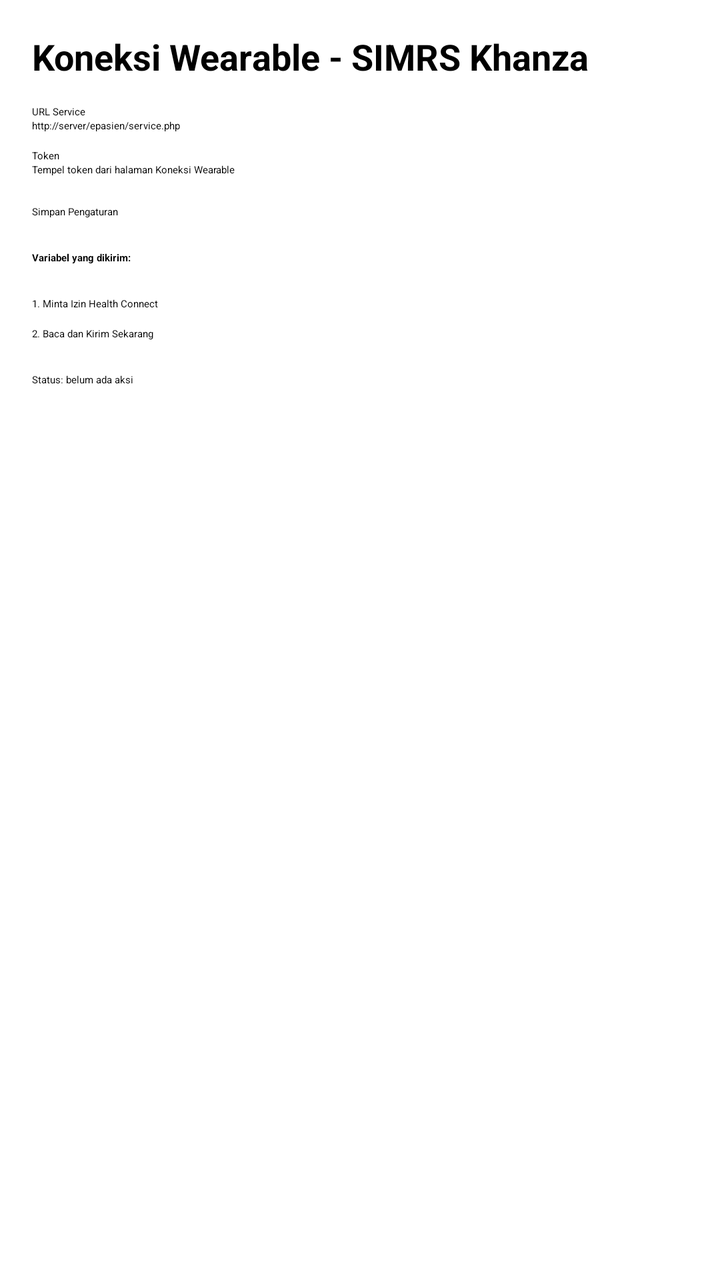
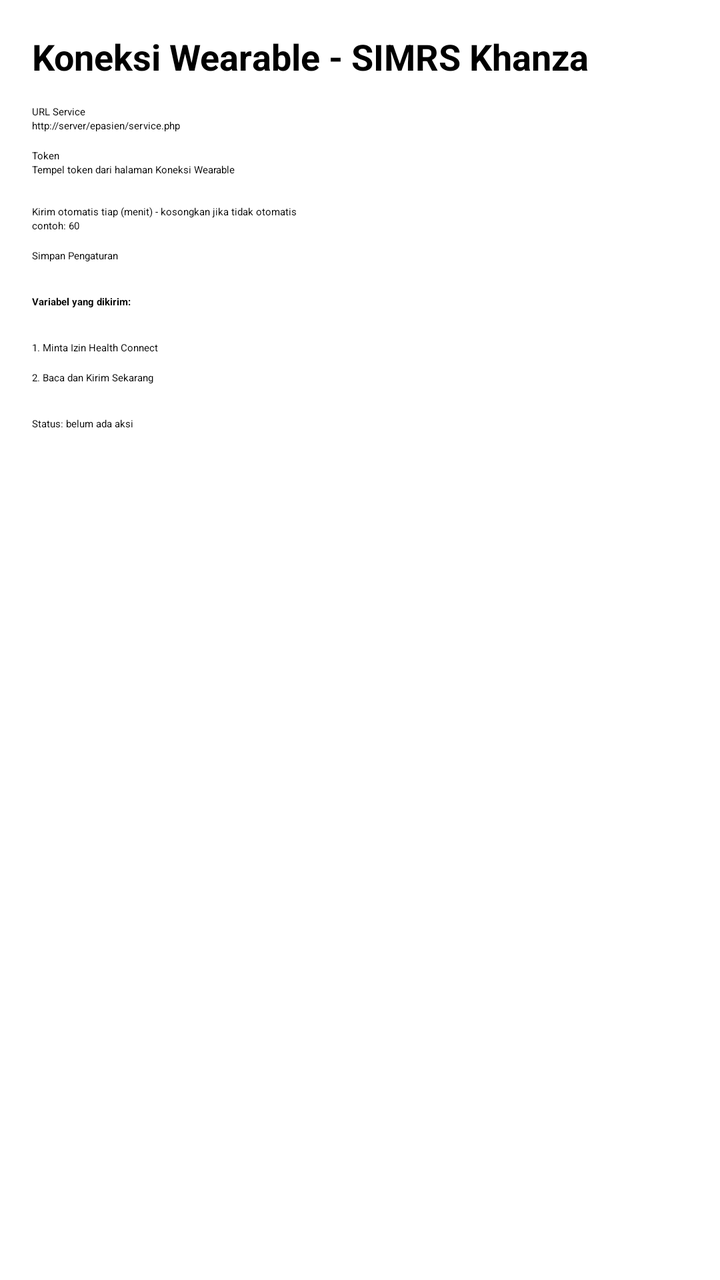

Before-and-after screenshots of an Android layout around one commit, followed by the original layout XML and the change that was made.
<!-- AndroidManifest.xml: application theme Theme.Wearable -->
<!-- res/layout/activity_main.xml -->
<?xml version="1.0" encoding="utf-8"?>
<ScrollView xmlns:android="http://schemas.android.com/apk/res/android"
    android:layout_width="match_parent"
    android:layout_height="match_parent"
    android:padding="16dp">

    <LinearLayout
        android:layout_width="match_parent"
        android:layout_height="wrap_content"
        android:orientation="vertical">

        <TextView
            android:layout_width="match_parent"
            android:layout_height="wrap_content"
            android:text="Koneksi Wearable - SIMRS Khanza"
            android:textSize="18sp"
            android:textStyle="bold"
            android:paddingBottom="12dp"/>

        <TextView
            android:layout_width="match_parent"
            android:layout_height="wrap_content"
            android:text="URL Service"/>

        <EditText
            android:id="@+id/inputUrl"
            android:layout_width="match_parent"
            android:layout_height="wrap_content"
            android:hint="http://server/epasien/service.php"
            android:inputType="textUri"/>

        <TextView
            android:layout_width="match_parent"
            android:layout_height="wrap_content"
            android:text="Token"
            android:paddingTop="8dp"/>

        <EditText
            android:id="@+id/inputToken"
            android:layout_width="match_parent"
            android:layout_height="wrap_content"
            android:hint="Tempel token dari halaman Koneksi Wearable"
            android:inputType="textMultiLine"
            android:minLines="2"/>

        <Button
            android:id="@+id/btnSimpan"
            android:layout_width="match_parent"
            android:layout_height="wrap_content"
            android:text="Simpan Pengaturan"
            android:layout_marginTop="8dp"/>

        <TextView
            android:layout_width="match_parent"
            android:layout_height="wrap_content"
            android:text="Variabel yang dikirim:"
            android:textStyle="bold"
            android:paddingTop="16dp"/>

        <LinearLayout
            android:id="@+id/wadahCheckbox"
            android:layout_width="match_parent"
            android:layout_height="wrap_content"
            android:orientation="vertical"/>

        <Button
            android:id="@+id/btnIzin"
            android:layout_width="match_parent"
            android:layout_height="wrap_content"
            android:text="1. Minta Izin Health Connect"
            android:layout_marginTop="16dp"/>

        <Button
            android:id="@+id/btnKirim"
            android:layout_width="match_parent"
            android:layout_height="wrap_content"
            android:text="2. Baca dan Kirim Sekarang"
            android:layout_marginTop="8dp"/>

        <TextView
            android:id="@+id/teksStatus"
            android:layout_width="match_parent"
            android:layout_height="wrap_content"
            android:text="Status: belum ada aksi"
            android:paddingTop="16dp"
            android:textIsSelectable="true"/>

    </LinearLayout>
</ScrollView>
<!-- resources referenced by this layout -->
<resources>

</resources>

<!-- the commit's change to res/layout/activity_main.xml (unified diff, before → after) -->
@@ -43,6 +43,19 @@
             android:inputType="textMultiLine"
             android:minLines="2"/>
 
+        <TextView
+            android:layout_width="match_parent"
+            android:layout_height="wrap_content"
+            android:text="Kirim otomatis tiap (menit) - kosongkan jika tidak otomatis"
+            android:paddingTop="8dp"/>
+
+        <EditText
+            android:id="@+id/inputMenit"
+            android:layout_width="match_parent"
+            android:layout_height="wrap_content"
+            android:hint="contoh: 60"
+            android:inputType="number"/>
+
         <Button
             android:id="@+id/btnSimpan"
             android:layout_width="match_parent"
